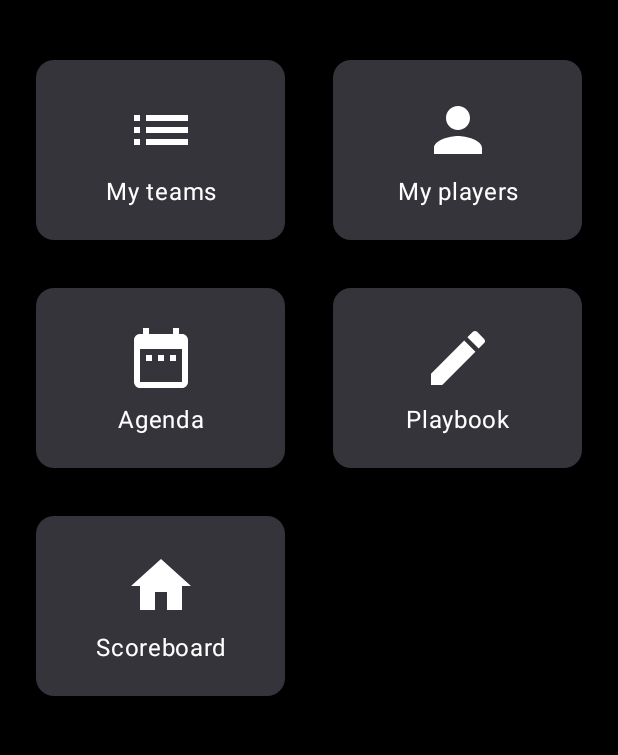
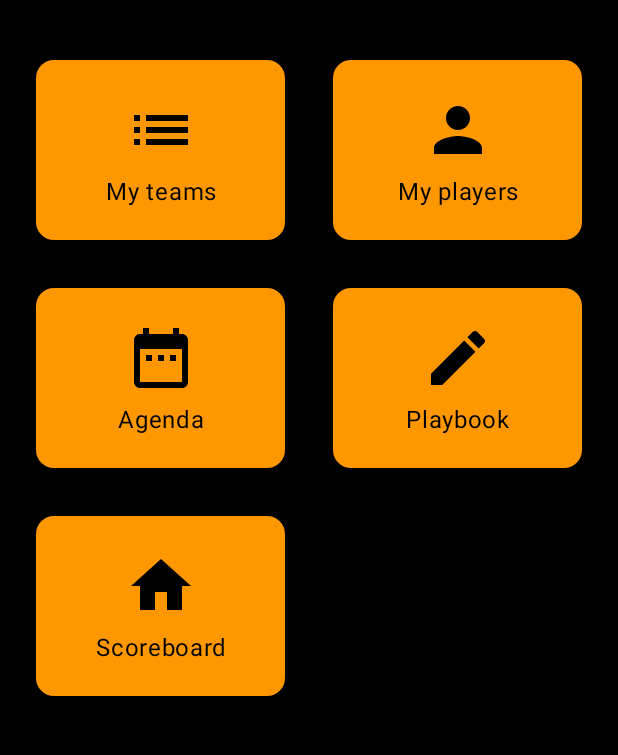
Before and after one commit to GymPower/basket-trainer, an Android app built with Jetpack Compose: the @Preview function MainScreenPreview, on a phone screen of 412 x 824 dp, the part 174-929 px from its top. Run offline under Robolectric (Android 15) with nearby library versions, the phone set to English and light mode, and no system bars.

Commit message:
feat: updated errores

```diff
--- a/android-app/app/src/main/java/com/example/mybaskettrainer/ui/screens/MainScreen.kt
+++ b/android-app/app/src/main/java/com/example/mybaskettrainer/ui/screens/MainScreen.kt
@@ -222,7 +222,10 @@ fun MenuIcon(
             .padding(8.dp)
             .height(120.dp)
             .width(120.dp),
-        elevation = CardDefaults.cardElevation(defaultElevation = 4.dp)
+        elevation = CardDefaults.cardElevation(defaultElevation = 4.dp),
+        colors = CardDefaults.cardColors(
+            containerColor = MaterialTheme.colorScheme.secondary
+        )
     ) {
         Column(
             modifier = Modifier.fillMaxSize(),
```
